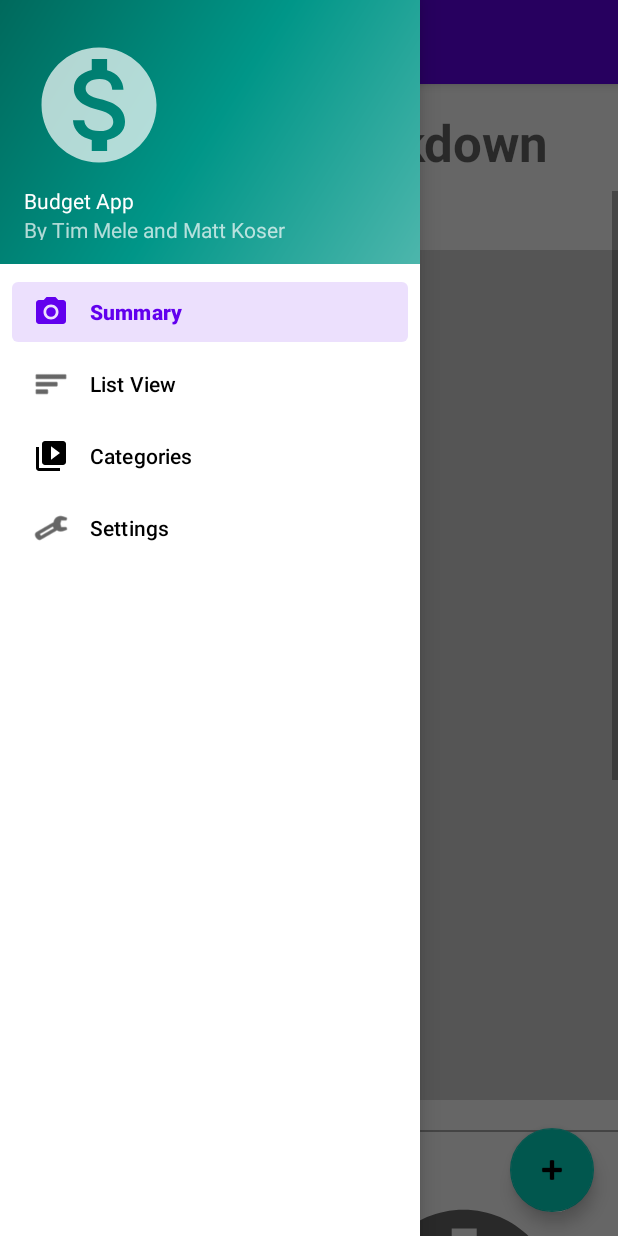
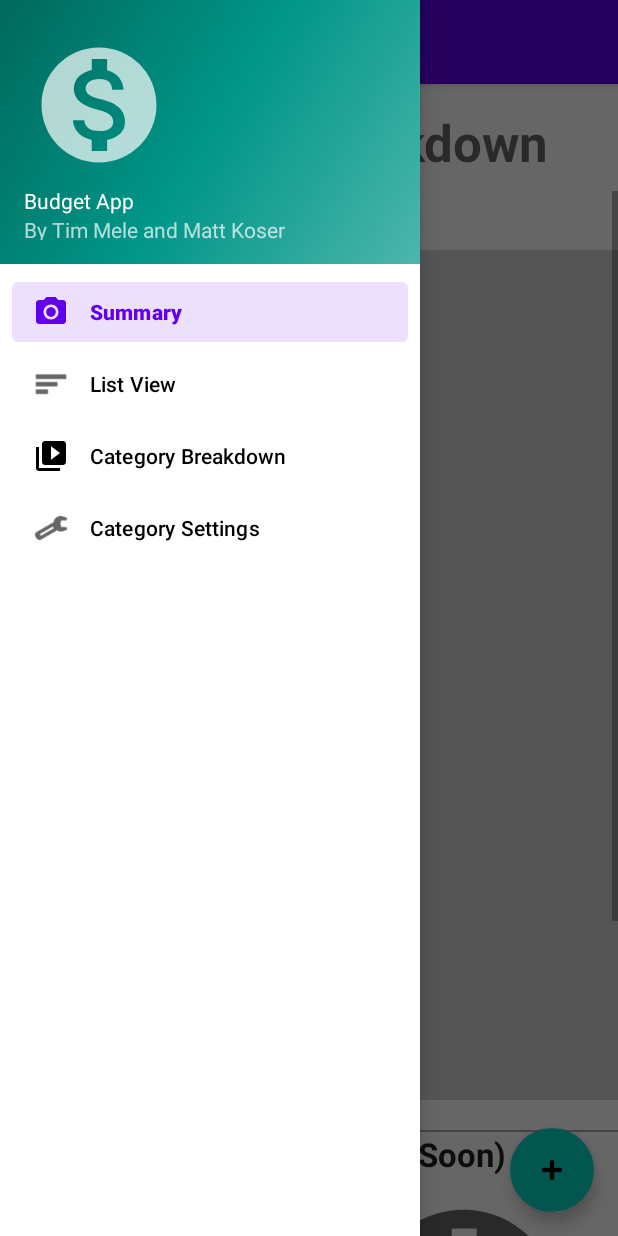
Before and after one commit to Bluestopsign98/MobileAppDev, an Android app: the screen it shows after launch (MainActivity), with the side drawer open, on a phone screen of 412 x 824 dp. Run offline under Robolectric (Android 15) with nearby library versions, the phone set to English and light mode, and no system bars; our stand-ins replace Picasso, navigation-ui; libraries missing offline, so code that uses them is left out: com.koushikdutta.ion; pictures from the network do not load.

Commit message:
fixed up category breakdown

```diff
--- a/app/src/main/res/layout/fragment_home.xml
+++ b/app/src/main/res/layout/fragment_home.xml
@@ -62,7 +62,7 @@
                 android:layout_width="match_parent"
                 android:layout_height="wrap_content"
                 android:layout_marginBottom="10dp"
-                android:text="Budgeting:"
+                android:text="Budgeting: (Coming Soon)"
                 android:textAlignment="center"
                 android:textAppearance="@style/TextAppearance.AppCompat.Large"
                 android:textStyle="bold" />
@@ -118,15 +118,8 @@
 
             <TextView
                 android:id="@+id/textView11"
-                android:layout_width="match_parent"
-                android:layout_height="267dp"
-                android:text="TextView" />
-
-            <TextView
-                android:id="@+id/textView16"
-                android:layout_width="match_parent"
-                android:layout_height="267dp"
-                android:text="TextView" />
+                android:layout_width="399dp"
+                android:layout_height="243dp" />
 
         </LinearLayout>
     </ScrollView>
--- a/app/src/main/res/menu/activity_main_drawer.xml
+++ b/app/src/main/res/menu/activity_main_drawer.xml
@@ -15,10 +15,10 @@
         <item
             android:id="@+id/nav_slideshow"
             android:icon="@drawable/ic_menu_slideshow"
-            android:title="Categories" />
+            android:title="Category Breakdown" />
         <item
             android:id="@+id/nav_settings"
             android:icon="@android:drawable/ic_menu_manage"
-            android:title="Settings" />
+            android:title="Category Settings" />
     </group>
 </menu>
```
Also changed, not shown: app/src/main/java/com/example/budgetapp/ui/slideshow/SlideshowFragment.kt (+37 -14 lines), app/src/main/res/layout/category_chart.xml (+14 -17 lines).
